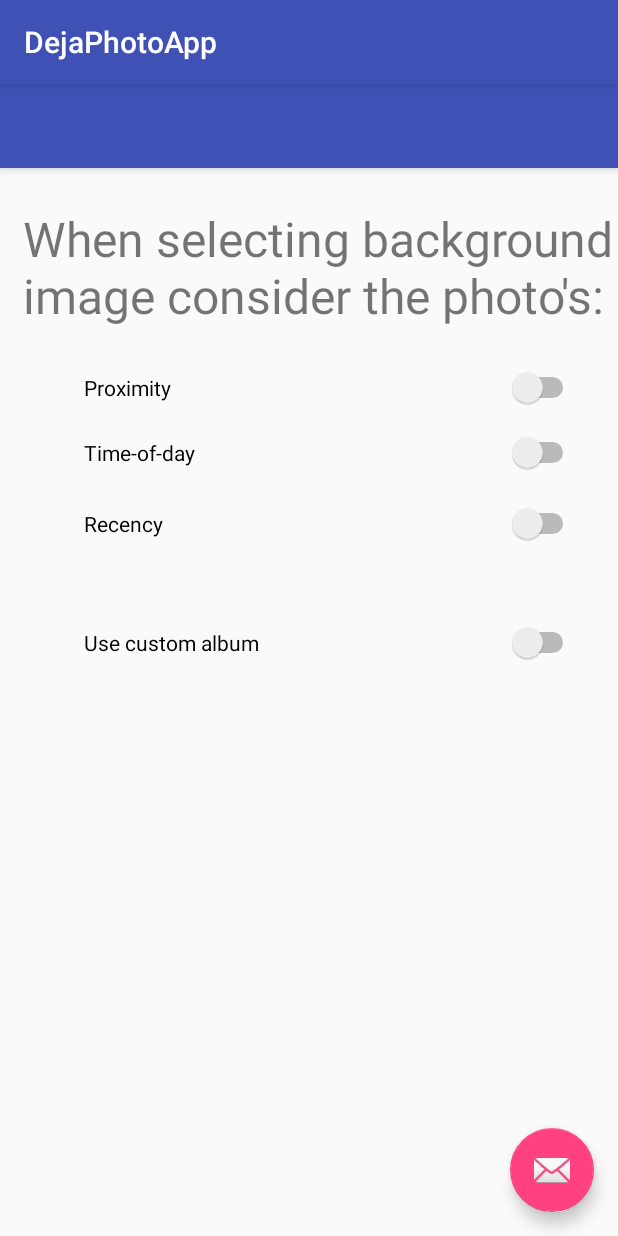
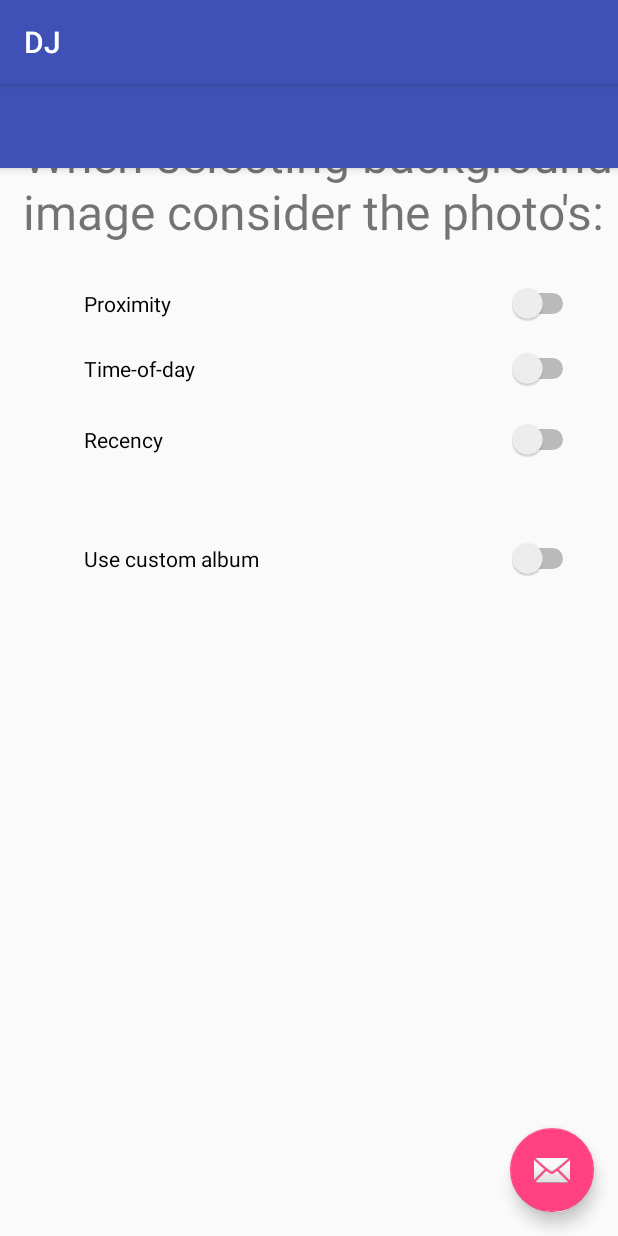
Before and after one commit to jonjmz/DJ, an Android app: the screen it shows after launch (MainActivity), on a phone screen of 412 x 824 dp. Run offline under Robolectric (Android 15) with nearby library versions, the phone set to English and light mode, and no system bars; 2 statements that could not run were skipped.

Commit message:
fixed small bugs

```diff
--- a/app/src/main/java/edu/ucsd/dj/WidgetProvider.java
+++ b/app/src/main/java/edu/ucsd/dj/WidgetProvider.java
@@ -4,11 +4,13 @@ package edu.ucsd.dj;
  * Created by Admin on 5/4/2017.
  */
 
+import android.annotation.TargetApi;
 import android.app.PendingIntent;
 import android.appwidget.AppWidgetManager;
 import android.appwidget.AppWidgetProvider;
 import android.content.Context;
 import android.content.Intent;
+import android.os.Build;
 import android.widget.RemoteViews;
 
 import java.util.Random;
@@ -19,6 +21,7 @@ import java.util.Random;
 
 import java.util.Random;
 
+@TargetApi(Build.VERSION_CODES.CUPCAKE)
 public class WidgetProvider extends AppWidgetProvider {
 
     @Override
--- a/app/src/main/res/layout/content_main.xml
+++ b/app/src/main/res/layout/content_main.xml
@@ -1,12 +1,10 @@
 <?xml version="1.0" encoding="utf-8"?>
 <RelativeLayout
     xmlns:android="http://schemas.android.com/apk/res/android"
-    xmlns:app="http://schemas.android.com/apk/res-auto"
     xmlns:tools="http://schemas.android.com/tools"
     android:id="@+id/content_main"
     android:layout_width="match_parent"
     android:layout_height="match_parent"
-    app:layout_behavior="@string/appbar_scrolling_view_behavior"
     tools:context="edu.ucsd.dj.MainActivity"
     tools:showIn="@layout/activity_main">
 
--- a/app/src/main/res/values/strings.xml
+++ b/app/src/main/res/values/strings.xml
@@ -1,4 +1,4 @@
 <resources>
-    <string name="app_name">DejaPhotoApp</string>
+    <string name="app_name">DJ</string>
     <string name="action_settings">Settings</string>
 </resources>
```
